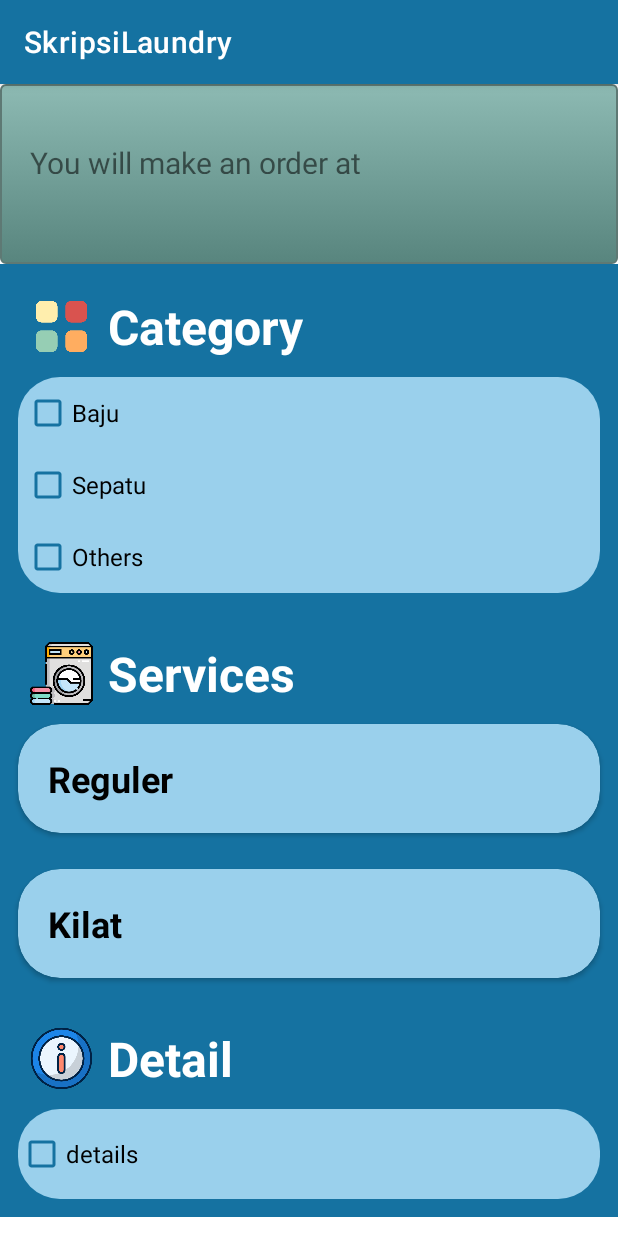
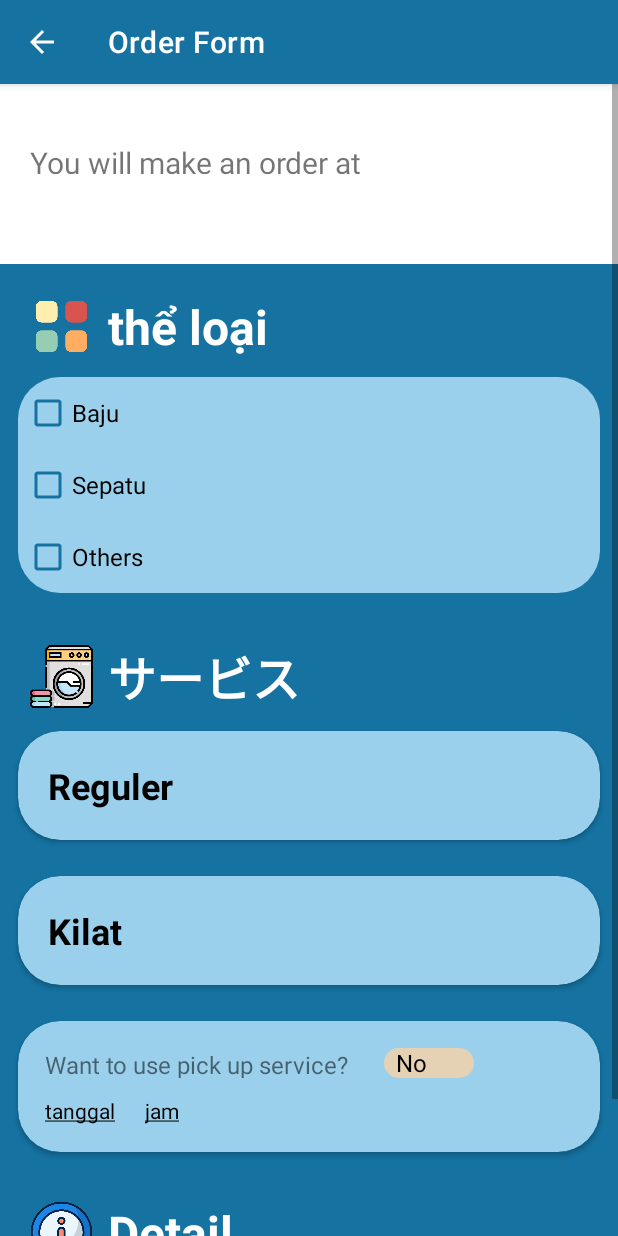
Before and after one commit to Riadiwibowo/Skripsi-Laundry, an Android app: the OrderProcess screen opened directly, with no data from a screen before it, on a phone screen of 412 x 824 dp. Run offline under Robolectric (Android 15) with nearby library versions, the phone set to English and light mode, and no system bars; our stand-ins replace Firebase (no records; nobody signed in at launch, a user with empty details on screens opened directly); 1 statement that could not run was skipped.

Commit message:
20221226 - order process xml all done (kecuali detail)

```diff
--- a/app/src/main/java/com/example/testawal/OrderProcess.java
+++ b/app/src/main/java/com/example/testawal/OrderProcess.java
@@ -8,9 +8,14 @@ import android.animation.LayoutTransition;
 import android.app.DatePickerDialog;
 import android.app.TimePickerDialog;
 import android.os.Bundle;
+import android.text.Spannable;
+import android.text.SpannableString;
+import android.text.style.UnderlineSpan;
 import android.transition.AutoTransition;
 import android.transition.TransitionManager;
 import android.view.View;
+import android.widget.AdapterView;
+import android.widget.ArrayAdapter;
 import android.widget.Button;
 import android.widget.CheckBox;
 import android.widget.DatePicker;
@@ -18,6 +23,7 @@ import android.widget.EditText;
 import android.widget.LinearLayout;
 import android.widget.RadioButton;
 import android.widget.RadioGroup;
+import android.widget.Spinner;
 import android.widget.TextView;
 import android.widget.TimePicker;
 import android.widget.Toast;
@@ -38,7 +44,7 @@ import java.util.Locale;
 public class OrderProcess extends AppCompatActivity {
 
     Button btnOrder;
-    EditText editTanggal,  editJam;
+    TextView editTanggal,  editJam;
     TextView txtNamaLaundry, txtNamaUser;
     String userId, trId, laundryId, namaUser;
     ArrayList<User> users;
@@ -60,6 +66,9 @@ public class OrderProcess extends AppCompatActivity {
     RadioGroup radioGrp, radioGrp1, radioGrpPair, radioGrpPair1;
     int check=0, check1=0, checkPair=0, checkPair1=0;
 
+    LinearLayout headerPickup, bodyPickup, bodyPickupBottom, bodyPickupTop;
+    CardView cardPickup;
+    Spinner dropdown;
 //    @Override
 //    protected void onCreate(Bundle savedInstanceState) {
 //        super.onCreate(savedInstanceState);
@@ -185,6 +194,77 @@ public class OrderProcess extends AppCompatActivity {
     protected void onCreate(Bundle savedInstanceState) {
         super.onCreate(savedInstanceState);
         setContentView(R.layout.activity_order_process);
+
+        getSupportActionBar().setTitle("Order Form");
+        getSupportActionBar().setDisplayHomeAsUpEnabled(true);
+
+
+        //region spinner
+        dropdown = findViewById(R.id.pickupSpinner);
+        String[] items = new String[]{"No", "Yes"};
+        ArrayAdapter<String> adapter = new ArrayAdapter<>(this, android.R.layout.simple_spinner_dropdown_item, items);
+        dropdown.setAdapter(adapter);
+        //endregion
+
+        editTanggal = findViewById(R.id.editTanggal);
+        editJam = findViewById(R.id.editJam);
+//        TextView editTanggal = (TextView) findViewById(R.id.editTanggal);
+//        TextView editJam = (TextView) findViewById(R.id.editJam);
+//        SpannableString content = new SpannableString("Tanggal");
+//        content.setSpan(new UnderlineSpan(), 0, content.length(), Spannable.SPAN_INCLUSIVE_INCLUSIVE);
+//        SpannableString content1 = new SpannableString("Jam");
+//        content1.setSpan(new UnderlineSpan(), 0, content1.length(), Spannable.SPAN_INCLUSIVE_INCLUSIVE);
+//        editTanggal.setText(content);
+//        editJam.setText(content1);
+
+        editJam.setOnClickListener(new View.OnClickListener() {
+            @Override
+            public void onClick(View view) {
+                Calendar calendar = Calendar.getInstance();
+                jam = calendar.get(Calendar.HOUR_OF_DAY);
+                menit = calendar.get(Calendar.MINUTE);
+
+                TimePickerDialog timedialog;
+                timedialog = new TimePickerDialog(OrderProcess.this, new TimePickerDialog.OnTimeSetListener() {
+                    @Override
+                    public void onTimeSet(TimePicker timePicker, int hour, int minute) {
+                        jam = hour;
+                        menit = minute;
+
+                        if (jam <= 12) {
+                            editJam.setText(String.format(Locale.getDefault(), "%d:%d am", jam, menit));
+                        }
+                        else {
+                            editJam.setText(String.format(Locale.getDefault(), "%d:%d pm", jam, menit));
+                        }
+                    }
+                }, jam, menit, true);
+                timedialog.show();
+            }
+        });
+
+        editTanggal.setOnClickListener(new View.OnClickListener() {
+            @Override
+            public void onClick(View view) {
+                Calendar calendar = Calendar.getInstance();
+                tanggal = calendar.get(Calendar.DAY_OF_MONTH);
+                bulan = calendar.get(Calendar.MONTH);
+                tahun = calendar.get(Calendar.YEAR);
+
+                DatePickerDialog datedialog;
+                datedialog = new DatePickerDialog(OrderProcess.this, new DatePickerDialog.OnDateSetListener() {
+                    @Override
+                    public void onDateSet(DatePicker datePicker, int date, int month, int year) {
+                        tanggal = date;
+                        bulan = month;
+                        tahun = year;
+
+                        editTanggal.setText(tahun + "/" + bulan + "/" + tanggal);
+                    }
+                }, tahun, bulan, tanggal);
+                datedialog.show();
+            }
+        });
 
         mAuth = FirebaseAuth.getInstance();
 
@@ -325,6 +405,53 @@ public class OrderProcess extends AppCompatActivity {
         });
         //endregion
 
+        //region get pickup
+        headerPickup = findViewById(R.id.headerPickup);
+        bodyPickup = findViewById(R.id.bodyPickup);
+        bodyPickupTop = findViewById(R.id.bodyPickupTop);
+        bodyPickupBottom = findViewById(R.id.bodyPickupBottom);
+        cardPickup = findViewById(R.id.cardPickup);
+        databaseReference.addListenerForSingleValueEvent(new ValueEventListener() {
+            @Override
+            public void onDataChange(@NonNull DataSnapshot snapshot) {
+                for (DataSnapshot dataSnapshot : snapshot.getChildren()) {
+                    if (dataSnapshot.child("nama").getValue().toString().equals(namaLaundry)) {
+                        if (dataSnapshot.child("services").getValue().toString().contains("Pickup")){
+                            headerPickup.setVisibility(View.VISIBLE);
+                            cardPickup.setVisibility(View.VISIBLE);
+                            bodyPickupTop.setVisibility(View.VISIBLE);
+                            bodyPickupBottom.setVisibility(View.GONE);
+                        }
+                        dropdown.setOnItemSelectedListener(new AdapterView.OnItemSelectedListener() {
+                            @Override
+                            public void onItemSelected(AdapterView<?> adapterView, View view, int i, long l) {
+                                if (dropdown.getItemAtPosition(i).toString().equals("Yes")){
+                                    TransitionManager.beginDelayedTransition(bodyPickupBottom, new AutoTransition());
+                                    TransitionManager.beginDelayedTransition(cardPickup, new AutoTransition());
+                                    bodyPickupBottom.setVisibility(View.VISIBLE);
+                                }else{
+                                    TransitionManager.beginDelayedTransition(bodyPickupBottom, new AutoTransition());
+                                    TransitionManager.beginDelayedTransition(cardPickup, new AutoTransition());
+                                    bodyPickupBottom.setVisibility(View.GONE);
+                                }
+                            }
+
+                            @Override
+                            public void onNothingSelected(AdapterView<?> adapterView) {
+
+                            }
+                        });
+                    }
+                }
+            }
+
+            @Override
+            public void onCancelled(@NonNull DatabaseError error) {
+
+            }
+        });
+        //endregion
+
         //region expand properties
         layoutKilat = findViewById(R.id.layoutKilat);
         layoutKilat.getLayoutTransition().enableTransitionType(LayoutTransition.CHANGING);
@@ -343,6 +470,13 @@ public class OrderProcess extends AppCompatActivity {
         inputPair1 = findViewById(R.id.inputPair1);
         //endregion
 
+        for (int i=0;i<1;i++){
+            try {
+                Thread.sleep(1000);
+            }catch (InterruptedException e){
+                e.printStackTrace();
+            }
+        }
     }
 
     //region method expand
@@ -421,7 +555,7 @@ public class OrderProcess extends AppCompatActivity {
     }
     //endregion
 
-    //method checkSepatu
+    //region method checkSepatu
     public void checkSepatu(View view) {
         kilatPair.setEnabled(false);
         regulerPair.setEnabled(false);
@@ -430,5 +564,17 @@ public class OrderProcess extends AppCompatActivity {
             regulerPair.setEnabled(true);
         }
     }
+    //endregion
+
+    @Override
+    public boolean onSupportNavigateUp() {
+        onBackPressed();
+        return true;
+    }
+
+    @Override
+    public void onBackPressed() {
+        super.onBackPressed();
+    }
 
 }
--- a/app/src/main/res/layout/activity_order_process.xml
+++ b/app/src/main/res/layout/activity_order_process.xml
@@ -19,7 +19,7 @@
             <androidx.constraintlayout.widget.ConstraintLayout
                 android:id="@+id/constraintTop"
                 android:layout_width="match_parent"
-                android:background="@drawable/belakangbuttonorder"
+                android:background="@color/white"
                 android:layout_height="120dp"
                 app:layout_constraintEnd_toEndOf="parent"
                 app:layout_constraintStart_toStartOf="parent"
@@ -54,7 +54,7 @@
 <!--        start of body-->
             <LinearLayout
                 android:layout_width="match_parent"
-                android:layout_height="wrap_content"
+                android:layout_height="match_parent"
                 android:background="@color/blue"
                 android:orientation="vertical"
                 app:layout_constraintTop_toBottomOf="@+id/constraintTop">
@@ -77,7 +77,7 @@
                         android:layout_marginLeft="10dp"
                         android:layout_width="wrap_content"
                         android:layout_height="wrap_content"
-                        android:text="Category"
+                        android:text="thể loại"
                         android:textSize="32dp"
                         android:textStyle="bold"
                         android:textColor="@color/white"/>
@@ -138,7 +138,7 @@
                         android:layout_marginLeft="10dp"
                         android:layout_width="wrap_content"
                         android:layout_height="wrap_content"
-                        android:text="Services"
+                        android:text="サービス"
                         android:textSize="32dp"
                         android:textStyle="bold"
                         android:textColor="@color/white"/>
@@ -328,6 +328,104 @@
                 </androidx.cardview.widget.CardView>
 <!--            ini services-->
 
+<!--            ini pickup-->
+                <LinearLayout
+                    android:visibility="gone"
+                    android:id="@+id/headerPickup"
+                    android:layout_width="match_parent"
+                    android:layout_height="wrap_content"
+                    android:background="@color/blue"
+                    android:orientation="horizontal"
+                    android:gravity="center_vertical"
+                    android:layout_marginLeft="20dp"
+                    android:layout_marginTop="20dp">
+
+                    <ImageView
+                        android:layout_width="42dp"
+                        android:layout_height="42dp"
+                        android:src="@drawable/order_pickup" />
+
+                    <TextView
+                        android:layout_marginLeft="10dp"
+                        android:layout_width="wrap_content"
+                        android:layout_height="wrap_content"
+                        android:text="ग्रहणम्"
+                        android:textSize="32dp"
+                        android:textStyle="bold"
+                        android:textColor="@color/white"/>
+                </LinearLayout>
+
+                <androidx.cardview.widget.CardView
+                    android:id="@+id/cardPickup"
+                    android:layout_width="match_parent"
+                    android:layout_height="wrap_content"
+                    android:layout_margin="12dp"
+                    app:contentPadding="18dp"
+                    android:elevation="16dp"
+                    app:cardBackgroundColor="#9AD0EC"
+                    app:cardCornerRadius="28dp">
+
+                    <LinearLayout
+                        android:animateLayoutChanges="true"
+                        android:id="@+id/bodyPickup"
+                        android:layout_width="match_parent"
+                        android:layout_height="wrap_content"
+                        android:orientation="vertical">
+
+                        <LinearLayout
+                            android:id="@+id/bodyPickupTop"
+                            android:layout_width="match_parent"
+                            android:layout_height="20dp">
+
+                            <TextView
+                                android:layout_width="wrap_content"
+                                android:layout_height="match_parent"
+                                android:text="Want to use pick up service? "
+                                android:textSize="16dp"/>
+
+                            <Spinner
+                                android:gravity="center_vertical"
+                                android:id="@+id/pickupSpinner"
+                                android:layout_width="60dp"
+                                android:layout_height="match_parent"
+                                android:background="@drawable/spinnerrgsshape"
+                                android:layout_marginLeft="20dp"
+                                android:spinnerMode="dropdown" />
+                        </LinearLayout>
+
+                        <LinearLayout
+                            android:animateLayoutChanges="true"
+                            android:id="@+id/bodyPickupBottom"
+                            android:layout_marginRight="16dp"
+                            android:layout_width="match_parent"
+                            android:layout_height="wrap_content">
+
+                            <TextView
+                                android:id="@+id/editTanggal"
+                                android:layout_width="wrap_content"
+                                android:layout_height="wrap_content"
+                                android:layout_marginTop="12dp"
+                                android:textColor="@color/black"
+                                android:text="@string/tanggal"
+                                android:clickable="true"/>
+
+                            <TextView
+                                android:id="@+id/editJam"
+                                android:layout_marginLeft="20dp"
+                                android:layout_width="wrap_content"
+                                android:layout_height="wrap_content"
+                                android:layout_marginTop="12dp"
+                                android:textColor="@color/black"
+                                android:text="@string/jam"
+                                android:clickable="true"/>
+                        </LinearLayout>
+
+                    </LinearLayout>
+
+                </androidx.cardview.widget.CardView>
+<!--            ini pickup-->
+
+<!--            ini detail-->
                 <LinearLayout
                     android:layout_width="match_parent"
                     android:layout_height="wrap_content"
@@ -367,6 +465,7 @@
                         android:textSize="16dp"
                         android:buttonTint="@color/blue"/>
                 </LinearLayout>
+<!--            ini detail-->
 
             </LinearLayout>
 
--- a/app/src/main/res/values/strings.xml
+++ b/app/src/main/res/values/strings.xml
@@ -4,4 +4,6 @@
     <string name="close">Close Navigation Drawer</string>
     <!-- TODO: Remove or change this placeholder text -->
     <string name="hello_blank_fragment">Hello blank fragment</string>
+    <string name="tanggal"><u>tanggal</u></string>
+    <string name="jam"><u>jam</u></string>
 </resources>
```
